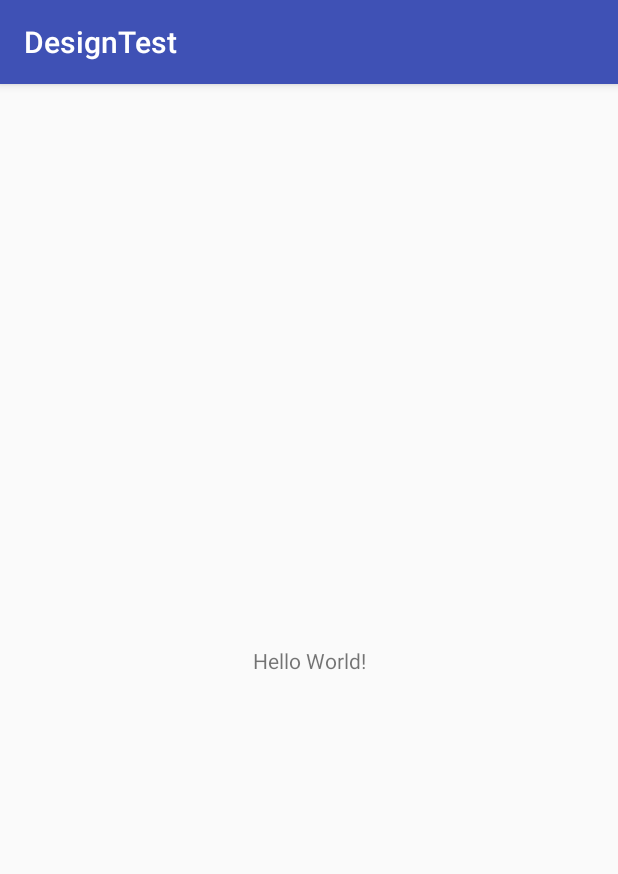
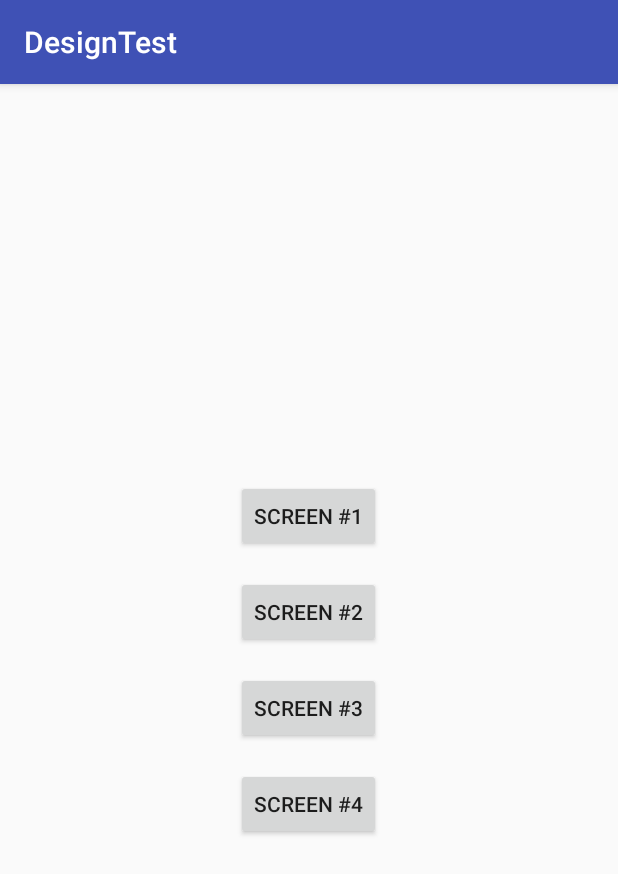
Before and after one commit to Skullper/DesignTest, an Android app: the screen it shows after launch (MainActivity), on a phone screen of 412 x 824 dp. Shown: the top 874 px of the screen. Run offline under Robolectric (Android 15) with nearby library versions, the phone set to English and light mode, and no system bars.

Commit message:
Create activity_main.xml layout and basic functionality

```diff
--- a/app/src/main/java/design/skullper/com/designtest/MainActivity.kt
+++ b/app/src/main/java/design/skullper/com/designtest/MainActivity.kt
@@ -2,11 +2,25 @@ package design.skullper.com.designtest
 
 import android.os.Bundle
 import android.support.v7.app.AppCompatActivity
+import android.view.View
+import kotlinx.android.synthetic.main.activity_main.*
 
-class MainActivity : AppCompatActivity() {
+class MainActivity : AppCompatActivity(), View.OnClickListener {
 
     override fun onCreate(savedInstanceState: Bundle?) {
         super.onCreate(savedInstanceState)
         setContentView(R.layout.activity_main)
+        btn_main_first.setOnClickListener(this)
+        btn_main_sec.setOnClickListener(this)
+        btn_main_third.setOnClickListener(this)
+        btn_main_fourth.setOnClickListener(this)
+    }
+
+    override fun onClick(v: View) = when (v.id) {
+        R.id.btn_main_first -> TODO()
+        R.id.btn_main_sec -> TODO()
+        R.id.btn_main_third -> TODO()
+        R.id.btn_main_fourth -> TODO()
+        else -> throw IllegalArgumentException("Wrong button id")
     }
 }
--- a/app/src/main/res/layout/activity_main.xml
+++ b/app/src/main/res/layout/activity_main.xml
@@ -1,19 +1,38 @@
 <?xml version="1.0" encoding="utf-8"?>
-<android.support.constraint.ConstraintLayout
+<LinearLayout
 	xmlns:android="http://schemas.android.com/apk/res/android"
 	xmlns:app="http://schemas.android.com/apk/res-auto"
 	xmlns:tools="http://schemas.android.com/tools"
 	android:layout_width="match_parent"
 	android:layout_height="match_parent"
-	tools:context=".MainActivity">
+	android:gravity="center"
+	android:orientation="vertical">
 
-    <TextView
+    <Button
+		android:id="@+id/btn_main_first"
 		android:layout_width="wrap_content"
 		android:layout_height="wrap_content"
-		android:text="Hello World!"
-		app:layout_constraintBottom_toBottomOf="parent"
-		app:layout_constraintLeft_toLeftOf="parent"
-		app:layout_constraintRight_toRightOf="parent"
-		app:layout_constraintTop_toTopOf="parent"/>
+		android:text="@string/main_first_btn"/>
 
-</android.support.constraint.ConstraintLayout>
+	<Button
+		android:id="@+id/btn_main_sec"
+		android:layout_width="wrap_content"
+		android:layout_height="wrap_content"
+		android:layout_marginTop="@dimen/layout_margin"
+		android:text="@string/main_sec_btn"/>
+
+	<Button
+		android:id="@+id/btn_main_third"
+		android:layout_width="wrap_content"
+		android:layout_height="wrap_content"
+		android:layout_marginTop="@dimen/layout_margin"
+		android:text="@string/main_third_btn"/>
+
+	<Button
+		android:id="@+id/btn_main_fourth"
+		android:layout_width="wrap_content"
+		android:layout_height="wrap_content"
+		android:layout_marginTop="@dimen/layout_margin"
+		android:text="@string/main_fourth_btn"/>
+
+</LinearLayout>
--- /dev/null
+++ b/app/src/main/res/values/dimens.xml
@@ -0,0 +1,5 @@
+<?xml version="1.0" encoding="utf-8"?>
+<resources>
+
+	<dimen name="layout_margin">16dp</dimen>
+</resources>
--- a/app/src/main/res/values/strings.xml
+++ b/app/src/main/res/values/strings.xml
@@ -1,3 +1,9 @@
 <resources>
     <string name="app_name">DesignTest</string>
+
+	<!--Main-->
+	<string name="main_first_btn">Screen #1</string>
+	<string name="main_sec_btn">Screen #2</string>
+	<string name="main_third_btn">Screen #3</string>
+	<string name="main_fourth_btn">Screen #4</string>
 </resources>
```
